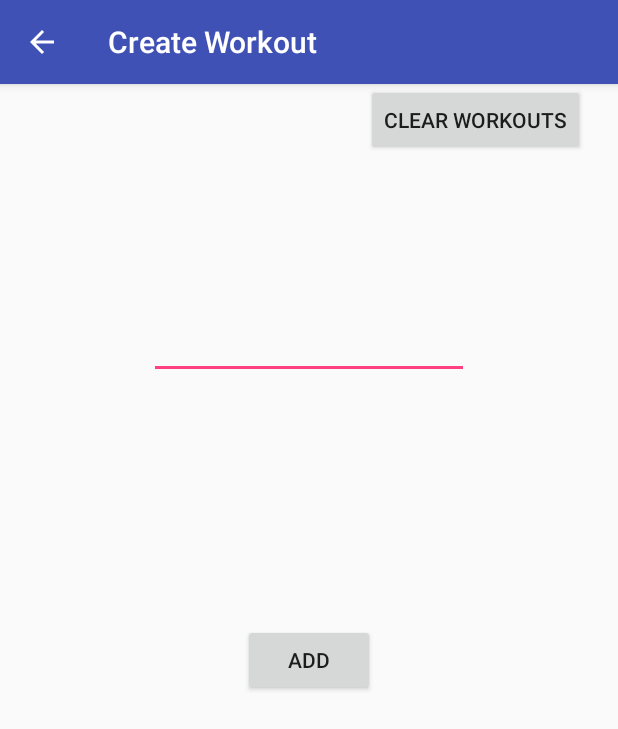
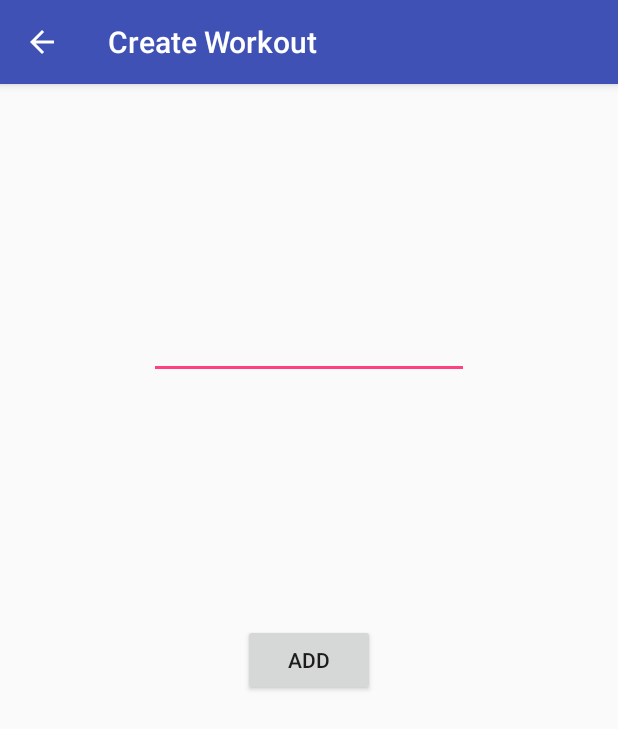
Before and after one commit to krozet/MyWorkout, an Android app: the CreateWorkout screen opened directly, with no data from a screen before it, on a phone screen of 412 x 824 dp. Shown: the top 729 px of the screen. Run offline under Robolectric (Android 15) with nearby library versions, the phone set to English and light mode, and no system bars.

Commit message:
KR deleting workout now deletes the file containing all the time intervals. Also, Clear All Workouts button was removed.

```diff
--- a/app/src/main/java/com/apps/kb/myworkout/AddTimeInterval.java
+++ b/app/src/main/java/com/apps/kb/myworkout/AddTimeInterval.java
@@ -433,5 +433,6 @@ public class AddTimeInterval extends AppCompatActivity implements CompoundButton
         ti.setMinutes(minutes);
         ti.setSeconds(seconds);
         System.out.println(ti.toString());
+        ti.writeToFile(getApplicationContext());
     }
 }
--- a/app/src/main/res/layout/activity_create_workout.xml
+++ b/app/src/main/res/layout/activity_create_workout.xml
@@ -5,22 +5,6 @@
     android:layout_width="match_parent"
     android:layout_height="match_parent"
     tools:context=".CreateWorkout">
-
-    <RelativeLayout
-        android:layout_width="match_parent"
-        android:layout_height="match_parent">
-
-        <Button
-            android:id="@+id/clear_my_workouts"
-            android:layout_width="wrap_content"
-            android:layout_height="wrap_content"
-            android:layout_alignParentEnd="true"
-            android:layout_alignTop="@+id/to_my_workouts"
-            android:layout_marginEnd="22dp"
-            android:text="Clear Workouts"
-            android:layout_alignParentRight="true"
-            android:layout_marginRight="22dp" />
-    </RelativeLayout>
 
     <RelativeLayout
         android:layout_width="match_parent"
```
Also changed, not shown: app/src/main/java/com/apps/kb/myworkout/CreateWorkout.java (+0 -24 lines), app/src/main/java/com/apps/kb/myworkout/MyWorkouts.java (+8 -0 lines), app/src/main/java/com/apps/kb/myworkout/TimeInterval.java (+21 -4 lines).
